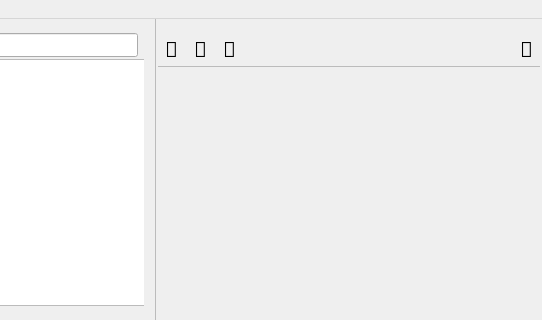
Old version of the form src/ui/forms/mainwindow.ui in the repository drognanar/zeal; both pictures show x 508 to 1050 and y 0 to 320 of the 1050 by 579 pixel window.
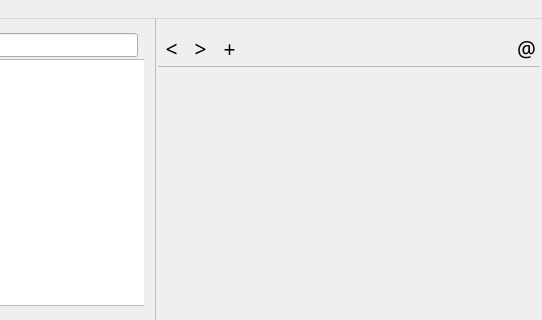
New version of the form. Custom widgets are drawn as their Qt base class.

Diff of the .ui file:
```diff
--- a/src/ui/forms/mainwindow.ui
+++ b/src/ui/forms/mainwindow.ui
@@ -239,7 +239,7 @@
               <string>Back</string>
              </property>
              <property name="text">
-              <string></string>
+              <string>&lt;</string>
              </property>
              <property name="iconSize">
               <size>
@@ -264,7 +264,7 @@
               <string>Forward</string>
              </property>
              <property name="text">
-              <string></string>
+              <string>&gt;</string>
              </property>
              <property name="iconSize">
               <size>
@@ -291,7 +291,7 @@
                 <string>New tab</string>
                </property>
                <property name="text">
-                <string></string>
+                <string>+</string>
                </property>
                <property name="iconSize">
                 <size>
@@ -335,7 +335,7 @@
                 <string>Open page in web browser</string>
                </property>
                <property name="text">
-                <string></string>
+                <string>@</string>
                </property>
                <property name="autoRaise">
                 <bool>true</bool>
```
